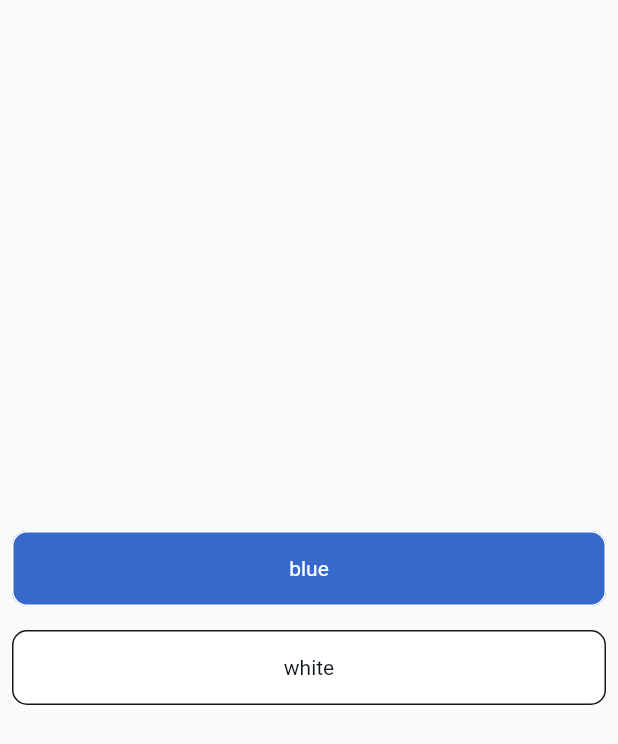
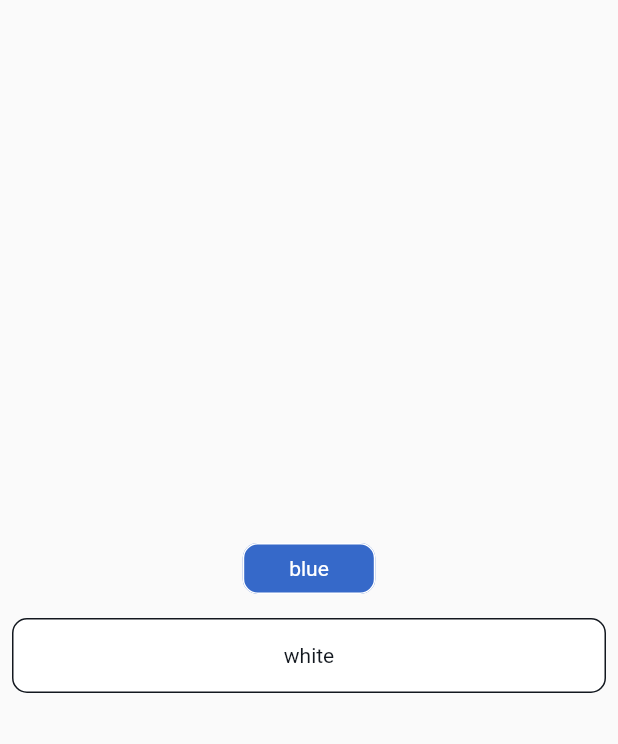
Before and after one commit to R4MA26/e-commerce-flutter, a Flutter app: the screen it shows after launch, on a phone screen of 412 x 824 dp. Shown: the top 744 px of the screen. Run offline on Flutter 3.47's test engine with Material 2 defaults, Android fonts, the phone set to English and light mode, and no system bars.

Commit message:
common widget button

```diff
--- a/lib/src/common_widgets/button/button_widget.dart
+++ b/lib/src/common_widgets/button/button_widget.dart
@@ -12,7 +12,7 @@ class ButtonWidget extends StatelessWidget {
     required this.text,
     bool? isEnabled,
     this.onTap,
-    this.isShrink = false,
+    this.isSmall = false,
     this.isLoading = false,
   })  : _isEnabled = isEnabled ?? onTap != null ? true : false,
         color = ColorApp.blueOcean,
@@ -26,7 +26,7 @@ class ButtonWidget extends StatelessWidget {
     required this.text,
     bool? isEnabled,
     this.onTap,
-    this.isShrink = false,
+    this.isSmall = false,
     this.isLoading = false,
   })  : _isEnabled = isEnabled ?? onTap != null ? true : false,
         color = ColorApp.pureWhite,
@@ -43,7 +43,7 @@ class ButtonWidget extends StatelessWidget {
   final Color focusColor;
   final Color overlayColor;
   final Color textColor;
-  final bool isShrink;
+  final bool isSmall;
   final bool isLoading;
   final String text;
 
@@ -78,6 +78,20 @@ class ButtonWidget extends StatelessWidget {
     return null;
   }
 
+  EdgeInsets _getPadding() {
+    if (isSmall) {
+      return const EdgeInsets.symmetric(
+        horizontal: 30,
+        vertical: 8,
+      );
+    } else {
+      return const EdgeInsets.symmetric(
+        horizontal: 16,
+        vertical: 16,
+      );
+    }
+  }
+
   @override
   Widget build(BuildContext context) {
     return Material(
@@ -89,11 +103,8 @@ class ButtonWidget extends StatelessWidget {
         focusColor: _getFocusColor(),
         overlayColor: _getOverlayColor(),
         child: Container(
-          width: isShrink ? null : double.infinity,
-          padding: const EdgeInsets.symmetric(
-            horizontal: 16,
-            vertical: 16,
-          ),
+          width: isSmall ? null : double.infinity,
+          padding: _getPadding(),
           decoration: BoxDecoration(
             borderRadius: BorderRadius.circular(10),
             border: _getBorder(),
@@ -113,7 +124,7 @@ class ButtonWidget extends StatelessWidget {
                 child: Text(
                   text,
                   style: TextStyle(
-                    color: textColor,
+                    color: !_isEnabled ? Colors.grey[300] : textColor,
                   ),
                   textAlign: TextAlign.center,
                 ),
--- a/lib/src/features/home/presentation/home_screen.dart
+++ b/lib/src/features/home/presentation/home_screen.dart
@@ -14,7 +14,9 @@ class HomeScreen extends StatelessWidget {
             Padding(
               padding: const EdgeInsets.all(8.0),
               child: ButtonWidget.blue(
+                // isLoading: true,
                 // isEnabled: false,
+                isSmall: true,
                 text: 'blue',
                 onTap: () {},
               ),
@@ -22,6 +24,7 @@ class HomeScreen extends StatelessWidget {
             Padding(
               padding: const EdgeInsets.all(8.0),
               child: ButtonWidget.white(
+                // isLoading: true,
                 // isEnabled: false,
                 text: 'white',
                 onTap: () {},
```
